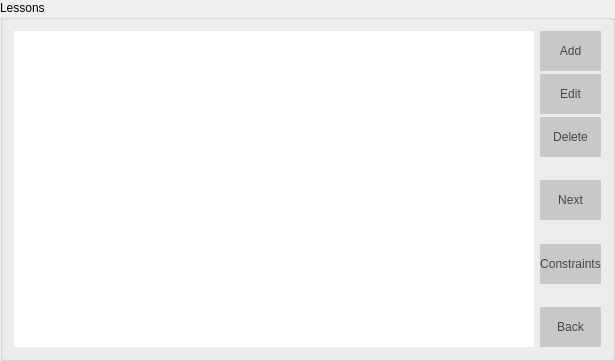
Qt form Orar/OrarApp/LessonView.ui (alexandrutm/UnivTimetable) before a commit.
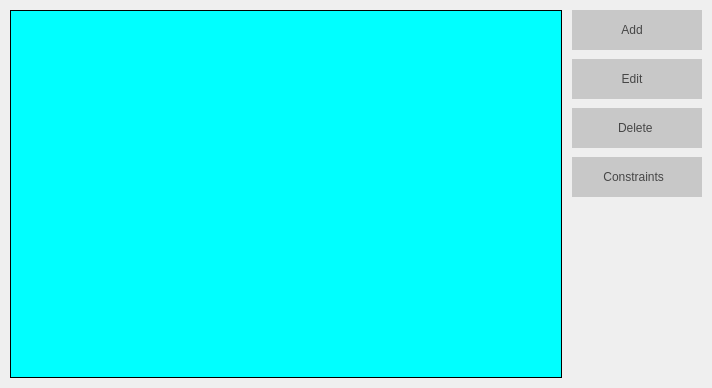
The same form after that commit. Icons and pictures are not drawn.

```diff
--- a/Orar/OrarApp/LessonView.ui
+++ b/Orar/OrarApp/LessonView.ui
@@ -6,49 +6,83 @@
    <rect>
     <x>0</x>
     <y>0</y>
-    <width>615</width>
-    <height>361</height>
+    <width>712</width>
+    <height>388</height>
    </rect>
   </property>
   <property name="windowTitle">
    <string>LessonView</string>
   </property>
-  <layout class="QGridLayout" name="gridLayout_3">
+  <property name="styleSheet">
+   <string notr="true"/>
+  </property>
+  <layout class="QHBoxLayout" name="horizontalLayout">
+   <property name="spacing">
+    <number>10</number>
+   </property>
    <property name="leftMargin">
-    <number>0</number>
+    <number>10</number>
    </property>
    <property name="topMargin">
-    <number>0</number>
+    <number>10</number>
    </property>
    <property name="rightMargin">
-    <number>0</number>
+    <number>10</number>
    </property>
    <property name="bottomMargin">
-    <number>0</number>
+    <number>10</number>
    </property>
-   <property name="spacing">
-    <number>0</number>
-   </property>
-   <item row="0" column="0">
-    <widget class="QGroupBox" name="groupBox">
-     <property name="title">
-      <string>Lessons</string>
+   <item>
+    <widget class="QTableView" name="mTable">
+     <property name="styleSheet">
+      <string notr="true">background-color: rgb(0, 255, 255);
+border: 1px solid;</string>
      </property>
-     <layout class="QHBoxLayout" name="horizontalLayout">
+     <property name="frameShape">
+      <enum>QFrame::NoFrame</enum>
+     </property>
+     <property name="selectionBehavior">
+      <enum>QAbstractItemView::SelectRows</enum>
+     </property>
+     <attribute name="verticalHeaderVisible">
+      <bool>false</bool>
+     </attribute>
+    </widget>
+   </item>
+   <item>
+    <widget class="QFrame" name="frame">
+     <property name="minimumSize">
+      <size>
+       <width>130</width>
+       <height>0</height>
+      </size>
+     </property>
+     <property name="frameShape">
+      <enum>QFrame::NoFrame</enum>
+     </property>
+     <property name="frameShadow">
+      <enum>QFrame::Raised</enum>
+     </property>
+     <layout class="QHBoxLayout" name="horizontalLayout_3">
+      <property name="spacing">
+       <number>0</number>
+      </property>
+      <property name="leftMargin">
+       <number>0</number>
+      </property>
+      <property name="topMargin">
+       <number>0</number>
+      </property>
+      <property name="rightMargin">
+       <number>0</number>
+      </property>
+      <property name="bottomMargin">
+       <number>0</number>
+      </property>
       <item>
-       <widget class="QTableView" name="mTable">
-        <property name="frameShape">
-         <enum>QFrame::NoFrame</enum>
-        </property>
-        <property name="selectionBehavior">
-         <enum>QAbstractItemView::SelectRows</enum>
-        </property>
-       </widget>
-      </item>
-      <item>
-       <layout class="QVBoxLayout" name="verticalLayout_5">
+       <layout class="QVBoxLayout" name="verticalLayout">
         <property name="spacing">
-         <number>3</number>
+         <number>9</number>
         </property>
         <item>
          <widget class="QPushButton" name="mAdd">
@@ -58,6 +92,12 @@
             <height>40</height>
            </size>
           </property>
+          <property name="layoutDirection">
+           <enum>Qt::RightToLeft</enum>
+          </property>
+          <property name="autoFillBackground">
+           <bool>false</bool>
+          </property>
           <property name="styleSheet">
            <string notr="true">QPushButton{
 	font: 75 11pt &quot;Times New Roman&quot;;
@@ -71,7 +111,23 @@
 }</string>
           </property>
           <property name="text">
-           <string>Add</string>
+           <string>Add   </string>
+          </property>
+          <property name="icon">
+           <iconset resource="OrarApp.qrc">
+            <normaloff>:/Buttons/img/addBtn.png</normaloff>:/Buttons/img/addBtn.png</iconset>
+          </property>
+          <property name="iconSize">
+           <size>
+            <width>18</width>
+            <height>18</height>
+           </size>
+          </property>
+          <property name="default">
+           <bool>false</bool>
+          </property>
+          <property name="flat">
+           <bool>false</bool>
           </property>
          </widget>
         </item>
@@ -83,6 +139,9 @@
             <height>40</height>
            </size>
           </property>
+          <property name="layoutDirection">
+           <enum>Qt::RightToLeft</enum>
+          </property>
           <property name="styleSheet">
            <string notr="true">QPushButton{
 	font: 75 11pt &quot;Times New Roman&quot;;
@@ -96,7 +155,17 @@
 }</string>
           </property>
           <property name="text">
-           <string>Edit</string>
+           <string>Edit   </string>
+          </property>
+          <property name="icon">
+           <iconset resource="OrarApp.qrc">
+            <normaloff>:/Buttons/img/editBtn3.png</normaloff>:/Buttons/img/editBtn3.png</iconset>
+          </property>
+          <property name="iconSize">
+           <size>
+            <width>18</width>
+            <height>18</height>
+           </size>
           </property>
          </widget>
         </item>
@@ -108,47 +177,12 @@
             <height>40</height>
            </size>
           </property>
-          <property name="styleSheet">
-           <string notr="true">QPushButton{
-	font: 75 11pt &quot;Times New Roman&quot;;
-	color: rgb(70, 70, 70);
-	background-color: rgb(200, 200, 200);
-	border: 0px solid;
-}
-
-QPushButton:hover {
-	background-color: rgb(231, 231, 231);
-}</string>
+          <property name="layoutDirection">
+           <enum>Qt::RightToLeft</enum>
           </property>
-          <property name="text">
-           <string>Delete</string>
-          </property>
-         </widget>
-        </item>
-        <item>
-         <spacer name="verticalSpacer_3">
-          <property name="orientation">
-           <enum>Qt::Vertical</enum>
-          </property>
-          <property name="sizeHint" stdset="0">
-           <size>
-            <width>20</width>
-            <height>40</height>
-           </size>
-          </property>
-         </spacer>
-        </item>
-        <item>
-         <widget class="QPushButton" name="mNext">
-          <property name="minimumSize">
-           <size>
-            <width>0</width>
-            <height>40</height>
-           </size>
-          </property>
           <property name="styleSheet">
            <string notr="true">QPushButton{
-	font: 75 11pt &quot;Times New Roman&quot;;
+	font: 75 14pt &quot;Times New Roman&quot;;
 	color: rgb(70, 70, 70);
 	background-color: rgb(200, 200, 200);
 	border: 0px solid;
@@ -159,22 +193,19 @@
 }</string>
           </property>
           <property name="text">
-           <string>Next</string>
+           <string>Delete </string>
           </property>
-         </widget>
-        </item>
-        <item>
-         <spacer name="verticalSpacer_2">
-          <property name="orientation">
-           <enum>Qt::Vertical</enum>
+          <property name="icon">
+           <iconset resource="OrarApp.qrc">
+            <normaloff>:/Buttons/img/deleteBtn.png</normaloff>:/Buttons/img/deleteBtn.png</iconset>
           </property>
-          <property name="sizeHint" stdset="0">
+          <property name="iconSize">
            <size>
-            <width>20</width>
-            <height>40</height>
+            <width>18</width>
+            <height>18</height>
            </size>
           </property>
-         </spacer>
+         </widget>
         </item>
         <item>
          <widget class="QPushButton" name="mConstraints">
@@ -184,6 +215,9 @@
             <height>40</height>
            </size>
           </property>
+          <property name="layoutDirection">
+           <enum>Qt::RightToLeft</enum>
+          </property>
           <property name="styleSheet">
            <string notr="true">QPushButton{
 	font: 75 11pt &quot;Times New Roman&quot;;
@@ -197,7 +231,17 @@
 }</string>
           </property>
           <property name="text">
-           <string>Constraints</string>
+           <string>Constraints  </string>
+          </property>
+          <property name="icon">
+           <iconset resource="OrarApp.qrc">
+            <normaloff>:/Buttons/img/constr.png</normaloff>:/Buttons/img/constr.png</iconset>
+          </property>
+          <property name="iconSize">
+           <size>
+            <width>18</width>
+            <height>18</height>
+           </size>
           </property>
          </widget>
         </item>
@@ -214,31 +258,6 @@
           </property>
          </spacer>
         </item>
-        <item>
-         <widget class="QPushButton" name="mBack">
-          <property name="minimumSize">
-           <size>
-            <width>0</width>
-            <height>40</height>
-           </size>
-          </property>
-          <property name="styleSheet">
-           <string notr="true">QPushButton{
-	font: 75 11pt &quot;Times New Roman&quot;;
-	color: rgb(70, 70, 70);
-	background-color: rgb(200, 200, 200);
-	border: 0px solid;
-}
-
-QPushButton:hover {
-	background-color: rgb(231, 231, 231);
-}</string>
-          </property>
-          <property name="text">
-           <string>Back</string>
-          </property>
-         </widget>
-        </item>
        </layout>
       </item>
      </layout>
```
Left out of the diff: 10 changed lines with no effect on the pictures.
